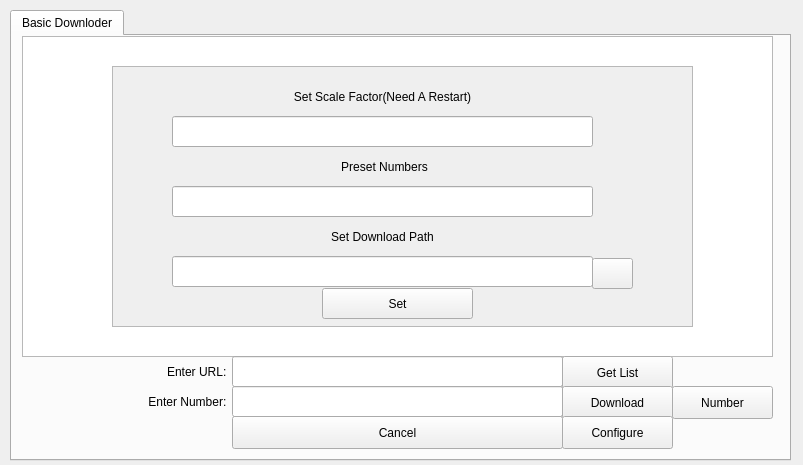
First picture: the form in src/mainwindow.ui, repository mhogomchungu/media-downloader, before the edit.
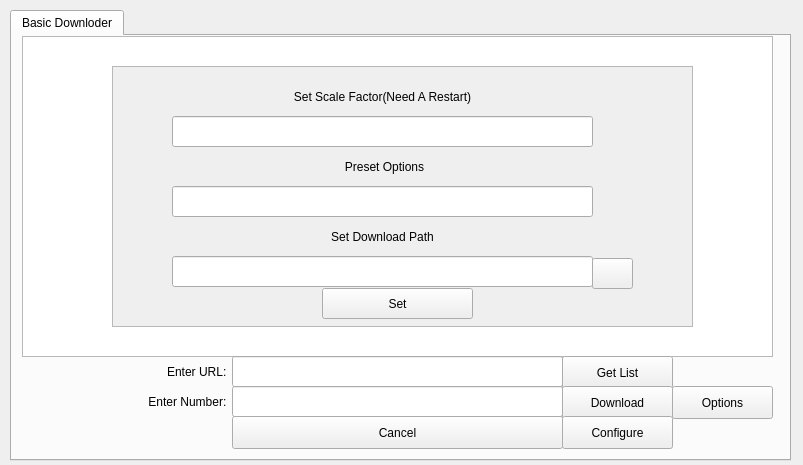
Second picture: the form after the edit.

The edit to the form file:
```diff
--- a/src/mainwindow.ui
+++ b/src/mainwindow.ui
@@ -256,7 +256,7 @@
         </rect>
        </property>
        <property name="text">
-        <string>Preset Numbers</string>
+        <string>Preset Options</string>
        </property>
        <property name="alignment">
         <set>Qt::AlignCenter</set>
@@ -283,7 +283,7 @@
        </rect>
       </property>
       <property name="text">
-       <string>Number</string>
+       <string>Options</string>
       </property>
      </widget>
     </widget>
```
